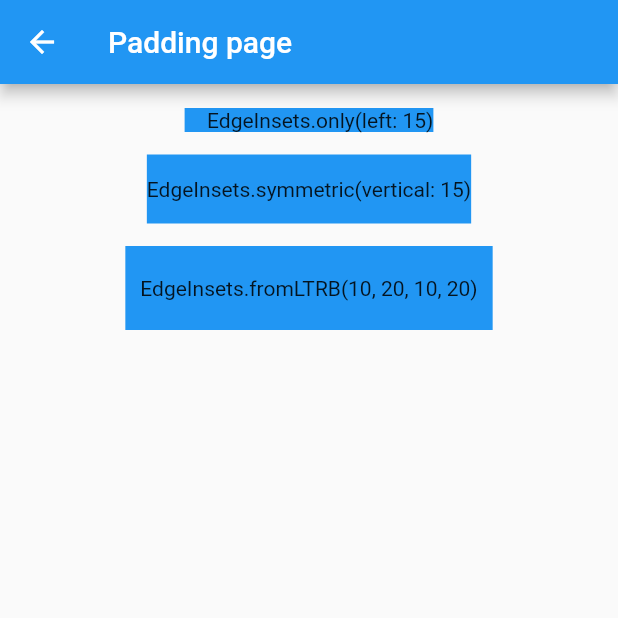
After one commit to skyinJune/learn_flutter, a Flutter app: the screen it shows after launch, after a tap on "click to padding page", on a phone screen of 412 x 824 dp, the top half of it. The commit adds this screen. Run offline on Flutter 3.47's test engine with Material 2 defaults, Android fonts, the phone set to English and light mode, and no system bars.

Commit message:
align & padding & ConstrainedBox practice

```diff
--- a/lib/main.dart
+++ b/lib/main.dart
@@ -11,6 +11,9 @@ import './pages/row&column/index.dart';
 import './pages/flex/index.dart';
 import './pages/wrap/index.dart';
 import './pages/stack&positioned/index.dart';
+import './pages/align/index.dart';
+import './pages/paddingPage/index.dart';
+import './pages/constrainedBox/index.dart';
 
 void main() => runApp(MyApp());
 
@@ -37,8 +40,9 @@ class DemoHomePage extends StatelessWidget {
   Widget build(BuildContext context) {
     return Scaffold(
       appBar: AppBar(title: Text(this.title)),
-      body: Center(
-        child: Column(
+      body: Container(
+        child: Wrap(
+          spacing: 5,
           children: <Widget>[
             RaisedButton.icon(
                 label: Text('click to add count page',
@@ -139,6 +143,33 @@ class DemoHomePage extends StatelessWidget {
                   }));
                 },
                 icon: Icon(Icons.send)),
+            RaisedButton.icon(
+                label: Text('click to align page',
+                    style: TextStyle(fontSize: 12)),
+                onPressed: () {
+                  Navigator.push(context, MaterialPageRoute(builder: (context) {
+                    return AlignTest();
+                  }));
+                },
+                icon: Icon(Icons.send)),
+            RaisedButton.icon(
+                label: Text('click to padding page',
+                    style: TextStyle(fontSize: 12)),
+                onPressed: () {
+                  Navigator.push(context, MaterialPageRoute(builder: (context) {
+                    return PaddingPage();
+                  }));
+                },
+                icon: Icon(Icons.send)),
+            RaisedButton.icon(
+                label: Text('尺寸限制类容器',
+                    style: TextStyle(fontSize: 12)),
+                onPressed: () {
+                  Navigator.push(context, MaterialPageRoute(builder: (context) {
+                    return ConstrainedBoxPage();
+                  }));
+                },
+                icon: Icon(Icons.send)),
           ],
         ),
       ),
--- /dev/null
+++ b/lib/pages/paddingPage/index.dart
@@ -0,0 +1,45 @@
+import 'package:flutter/cupertino.dart';
+import 'package:flutter/material.dart';
+
+class PaddingPage extends StatelessWidget {
+  @override
+  Widget build(BuildContext context) {
+    return Scaffold(
+      appBar: AppBar(title: Text('Padding page'),),
+      body: Padding(
+        padding: EdgeInsets.all(16),
+        child: Column(
+          children: <Widget>[
+            Container(
+              color: Colors.blue,
+              child: Padding(
+                padding: const EdgeInsets.only(left: 15),
+                child: Text('EdgeInsets.only(left: 15)'),
+              ),
+            ),
+            Container(
+              height: 15,
+            ),
+            Container(
+              color: Colors.blue,
+              child: Padding(
+                padding: const EdgeInsets.symmetric(vertical: 15),
+                child: Text('EdgeInsets.symmetric(vertical: 15)'),
+              ),
+            ),
+            Container(
+              height: 15,
+            ),
+            Container(
+              color: Colors.blue,
+              child: Padding(
+                padding: const EdgeInsets.fromLTRB(10, 20, 10, 20),
+                child: Text('EdgeInsets.fromLTRB(10, 20, 10, 20)'),
+              ),
+            ),
+          ],
+        ),
+      ),
+    );
+  }
+}
```
Also changed, not shown: lib/pages/align/index.dart (added, +44 -0 lines), lib/pages/constrainedBox/index.dart (added, +93 -0 lines).
